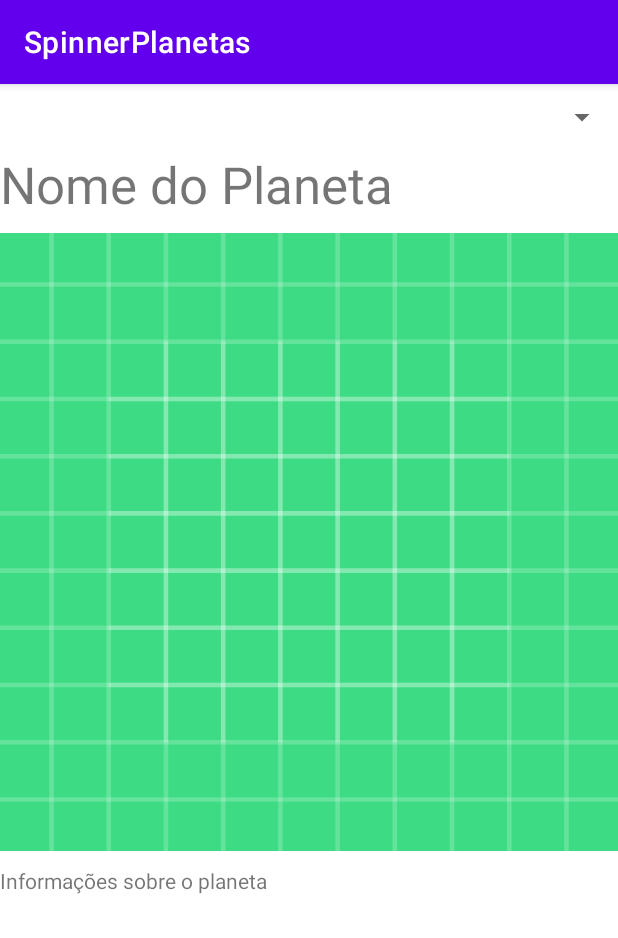
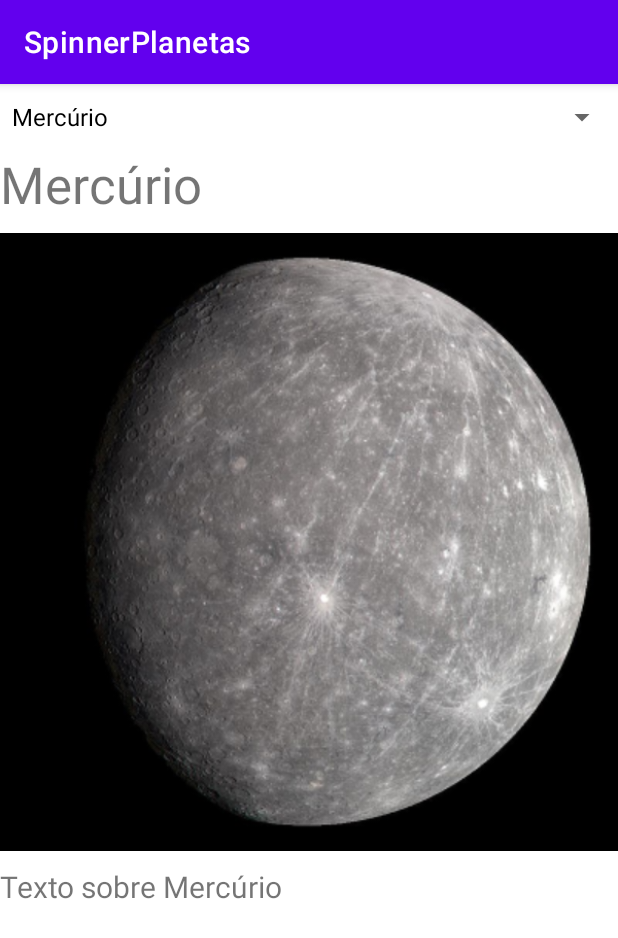
Before and after one commit to CharlesAnjos/SpinnerPlanetas, an Android app: the screen it shows after launch (MainActivity), on a phone screen of 412 x 824 dp. Shown: the top 938 px of the screen. Run offline under Robolectric (Android 15) with nearby library versions, the phone set to English and light mode, and no system bars.

Commit message:
projeto finalizado

```diff
--- a/app/src/main/java/br/edu/ifto/spinnerplanetas/MainActivity.java
+++ b/app/src/main/java/br/edu/ifto/spinnerplanetas/MainActivity.java
@@ -3,6 +3,18 @@ package br.edu.ifto.spinnerplanetas;
 import androidx.appcompat.app.AppCompatActivity;
 
 import android.os.Bundle;
+import android.view.View;
+import android.widget.AdapterView;
+import android.widget.ArrayAdapter;
+import android.widget.ImageView;
+import android.widget.Spinner;
+import android.widget.TextView;
+
+import java.util.ArrayList;
+import java.util.List;
+
+import br.edu.ifto.spinnerplanetas.adapters.PlanetaAdapter;
+import br.edu.ifto.spinnerplanetas.entidades.Planeta;
 
 public class MainActivity extends AppCompatActivity {
 
@@ -10,5 +22,53 @@ public class MainActivity extends AppCompatActivity {
     protected void onCreate(Bundle savedInstanceState) {
         super.onCreate(savedInstanceState);
         setContentView(R.layout.activity_main);
+
+        List<Planeta> planetas = new ArrayList<>();
+        planetas.add(new Planeta("Mercúrio",R.drawable.mercurio,
+                R.string.mercurio_texto));
+        planetas.add(new Planeta("Vênus",R.drawable.venus,
+                R.string.venus_texto));
+        planetas.add(new Planeta("Terra",R.drawable.terra,
+                R.string.terra_texto));
+        planetas.add(new Planeta("Marte",R.drawable.marte,
+                R.string.marte_texto));
+        planetas.add(new Planeta("Júpiter",R.drawable.jupiter,
+                R.string.jupiter_texto));
+        planetas.add(new Planeta("Saturno",R.drawable.saturno,
+                R.string.saturno_texto));
+        planetas.add(new Planeta("Urano",R.drawable.urano,
+                R.string.urano_texto));
+        planetas.add(new Planeta("Netuno",R.drawable.netuno,
+                R.string.netuno_texto));
+        planetas.add(new Planeta("Plutão",R.drawable.plutao,
+                R.string.plutao_texto));
+
+        Spinner spinnerPlanetas = findViewById(R.id.spinnerPlanetas);
+        TextView nomePlaneta = findViewById(R.id.nomePlaneta);
+        ImageView imagemPlaneta = findViewById(R.id.imagemPlaneta);
+        TextView textoPlaneta = findViewById(R.id.textoPlaneta);
+
+        PlanetaAdapter adapterPlanetas =
+                new PlanetaAdapter(this,
+                        android.R.layout.simple_spinner_item,
+                        planetas);
+        adapterPlanetas.setDropDownViewResource(android.R.layout.simple_spinner_item);
+        spinnerPlanetas.setAdapter(adapterPlanetas);
+        spinnerPlanetas.setOnItemSelectedListener(new AdapterView.OnItemSelectedListener() {
+            @Override
+            public void onItemSelected(AdapterView<?> parent, View view, int i,
+                                       long l) {
+                Planeta selectedPlaneta = (Planeta)
+                        spinnerPlanetas.getSelectedItem();
+                nomePlaneta.setText(selectedPlaneta.getNome());
+                imagemPlaneta.setImageResource(selectedPlaneta.getImagem());
+                textoPlaneta.setText(selectedPlaneta.getTexto());
+            }
+
+            @Override
+            public void onNothingSelected(AdapterView<?> adapterView) {
+
+            }
+        });
     }
 }
--- /dev/null
+++ b/app/src/main/java/br/edu/ifto/spinnerplanetas/adapters/PlanetaAdapter.java
@@ -0,0 +1,70 @@
+package br.edu.ifto.spinnerplanetas.adapters;
+
+import android.content.Context;
+import android.graphics.Color;
+import android.view.View;
+import android.view.ViewGroup;
+import android.widget.ArrayAdapter;
+import android.widget.TextView;
+
+import java.util.List;
+
+import br.edu.ifto.spinnerplanetas.entidades.Planeta;
+
+public class PlanetaAdapter extends ArrayAdapter<Planeta> {
+
+    // Your sent context
+    private Context context;
+    // Your custom values for the spinner (User)
+    private List<Planeta> planetas;
+
+    public PlanetaAdapter(Context context, int textViewResourceId,
+                          List<Planeta> planetas) {
+        super(context, textViewResourceId, planetas);
+        this.context = context;
+        this.planetas = planetas;
+    }
+
+    @Override
+    public int getCount(){
+        return planetas.size();
+    }
+
+    @Override
+    public Planeta getItem(int position){
+        return planetas.get(position);
+    }
+
+    @Override
+    public long getItemId(int position){
+        return position;
+    }
+
+
+    // And the "magic" goes here
+    // This is for the "passive" state of the spinner
+    @Override
+    public View getView(int position, View convertView, ViewGroup parent) {
+        // I created a dynamic TextView here, but you can reference your own  custom layout for each spinner item
+        TextView label = (TextView) super.getView(position, convertView, parent);
+        label.setTextColor(Color.BLACK);
+        // Then you can get the current item using the values array (Users array) and the current position
+        // You can NOW reference each method you has created in your bean object (User class)
+        label.setText(planetas.get(position).getNome());
+
+        // And finally return your dynamic (or custom) view for each spinner item
+        return label;
+    }
+
+    // And here is when the "chooser" is popped up
+    // Normally is the same view, but you can customize it if you want
+    @Override
+    public View getDropDownView(int position, View convertView,
+                                ViewGroup parent) {
+        TextView label = (TextView) super.getDropDownView(position, convertView, parent);
+        label.setTextColor(Color.BLACK);
+        label.setText(planetas.get(position).getNome());
+
+        return label;
+    }
+}
--- /dev/null
+++ b/app/src/main/java/br/edu/ifto/spinnerplanetas/entidades/Planeta.java
@@ -0,0 +1,25 @@
+package br.edu.ifto.spinnerplanetas.entidades;
+
+public class Planeta {
+    private final String nome;
+    private final int imagem;
+    private final int texto;
+
+    public Planeta(String nome, int imagem, int texto) {
+        this.nome = nome;
+        this.imagem = imagem;
+        this.texto = texto;
+    }
+
+    public String getNome() {
+        return nome;
+    }
+
+    public int getImagem() {
+        return imagem;
+    }
+
+    public int getTexto() {
+        return texto;
+    }
+}
--- a/app/src/main/res/layout/activity_main.xml
+++ b/app/src/main/res/layout/activity_main.xml
@@ -47,6 +47,7 @@
         android:layout_height="wrap_content"
         android:layout_marginTop="10dp"
         android:text="Informações sobre o planeta"
+        android:textSize="20sp"
         app:layout_constraintEnd_toEndOf="parent"
         app:layout_constraintStart_toStartOf="parent"
         app:layout_constraintTop_toBottomOf="@+id/imagemPlaneta" />
--- a/app/src/main/res/values/strings.xml
+++ b/app/src/main/res/values/strings.xml
@@ -1,3 +1,12 @@
 <resources>
     <string name="app_name">SpinnerPlanetas</string>
+    <string name="mercurio_texto">Texto sobre Mercúrio</string>
+    <string name="venus_texto">Texto sobre Vênus</string>
+    <string name="terra_texto">Texto sobre Terra</string>
+    <string name="marte_texto">Texto sobre Marte</string>
+    <string name="jupiter_texto">Texto sobre Júpiter</string>
+    <string name="saturno_texto">Texto sobre Saturno</string>
+    <string name="urano_texto">Texto sobre Urano</string>
+    <string name="netuno_texto">Texto sobre Netuno</string>
+    <string name="plutao_texto">Texto sobre Plutão</string>
 </resources>
```
Also changed, not shown: app/src/main/res/drawable/jupiter.png (added), app/src/main/res/drawable/marte.png (added), app/src/main/res/drawable/mercurio.png (added), app/src/main/res/drawable/netuno.png (added), app/src/main/res/drawable/plutao.png (added), app/src/main/res/drawable/saturno.png (added), app/src/main/res/drawable/terra.png (added), app/src/main/res/drawable/urano.png (added), app/src/main/res/drawable/venus.png (added).
